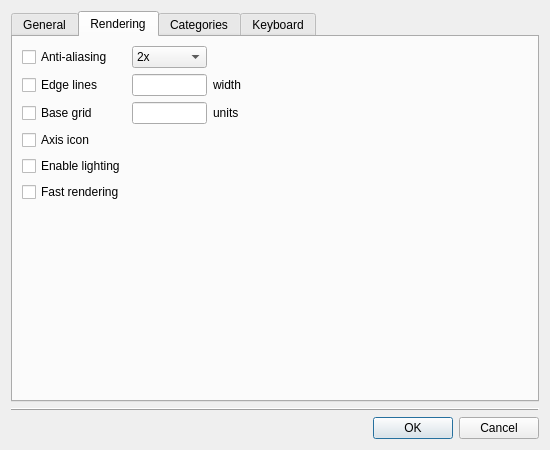
First picture: the form in qt/lc_qpreferencesdialog.ui, repository ldraw-linux/leocad, before the edit.
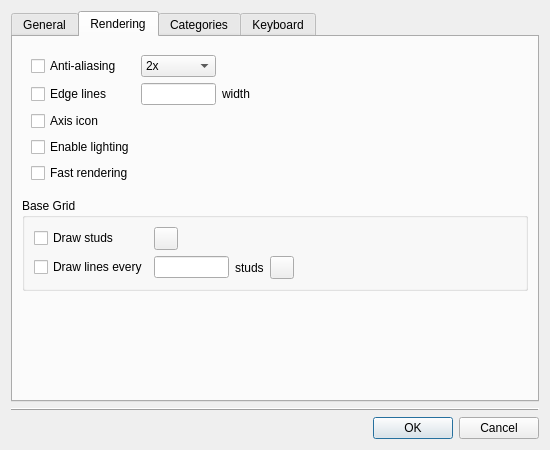
Second picture: the form after the edit. The open tabs and pages were chosen to show the change.

Commit message: Added option to draw studs on the base grid.

```diff
--- a/qt/lc_qpreferencesdialog.ui
+++ b/qt/lc_qpreferencesdialog.ui
@@ -218,11 +218,45 @@
       <attribute name="title">
        <string>Rendering</string>
       </attribute>
+      <layout class="QVBoxLayout" name="verticalLayout_8">
+       <item>
+        <widget class="QWidget" name="widget" native="true">
       <layout class="QGridLayout" name="gridLayout">
+          <item row="4" column="0">
+           <widget class="QCheckBox" name="fastRendering">
+            <property name="text">
+             <string>Fast rendering</string>
+            </property>
+           </widget>
+          </item>
+          <item row="1" column="1">
+           <widget class="QLineEdit" name="lineWidth">
+            <property name="maximumSize">
+             <size>
+              <width>75</width>
+              <height>16777215</height>
+             </size>
+            </property>
+           </widget>
+          </item>
+          <item row="1" column="0">
+           <widget class="QCheckBox" name="edgeLines">
+            <property name="text">
+             <string>Edge lines</string>
+            </property>
+           </widget>
+          </item>
        <item row="2" column="0">
-        <widget class="QCheckBox" name="baseGrid">
+           <widget class="QCheckBox" name="axisIcon">
          <property name="text">
-          <string>Base grid</string>
+             <string>Axis icon</string>
+            </property>
+           </widget>
+          </item>
+          <item row="1" column="2">
+           <widget class="QLabel" name="label_2">
+            <property name="text">
+             <string>width</string>
          </property>
         </widget>
        </item>
@@ -233,50 +267,13 @@
          </property>
         </widget>
        </item>
-       <item row="1" column="0">
-        <widget class="QCheckBox" name="edgeLines">
-         <property name="text">
-          <string>Edge lines</string>
-         </property>
-        </widget>
-       </item>
-       <item row="8" column="0">
-        <spacer name="verticalSpacer">
-         <property name="orientation">
-          <enum>Qt::Vertical</enum>
-         </property>
-         <property name="sizeHint" stdset="0">
-          <size>
-           <width>20</width>
-           <height>40</height>
-          </size>
-         </property>
-        </spacer>
-       </item>
-       <item row="5" column="0">
-        <widget class="QCheckBox" name="fastRendering">
-         <property name="text">
-          <string>Fast rendering</string>
-         </property>
-        </widget>
-       </item>
-       <item row="4" column="0">
+          <item row="3" column="0">
         <widget class="QCheckBox" name="enableLighting">
          <property name="text">
           <string>Enable lighting</string>
          </property>
         </widget>
        </item>
-       <item row="1" column="1">
-        <widget class="QLineEdit" name="lineWidth">
-         <property name="maximumSize">
-          <size>
-           <width>75</width>
-           <height>16777215</height>
-          </size>
-         </property>
-        </widget>
-       </item>
        <item row="0" column="1">
         <widget class="QComboBox" name="antiAliasingSamples">
          <item>
@@ -296,37 +293,6 @@
          </item>
         </widget>
        </item>
-       <item row="3" column="0">
-        <widget class="QCheckBox" name="axisIcon">
-         <property name="text">
-          <string>Axis icon</string>
-         </property>
-        </widget>
-       </item>
-       <item row="2" column="1">
-        <widget class="QLineEdit" name="gridUnits">
-         <property name="maximumSize">
-          <size>
-           <width>75</width>
-           <height>16777215</height>
-          </size>
-         </property>
-        </widget>
-       </item>
-       <item row="2" column="2">
-        <widget class="QLabel" name="label">
-         <property name="text">
-          <string>units</string>
-         </property>
-        </widget>
-       </item>
-       <item row="1" column="2">
-        <widget class="QLabel" name="label_2">
-         <property name="text">
-          <string>width</string>
-         </property>
-        </widget>
-       </item>
        <item row="0" column="3">
         <spacer name="horizontalSpacer_2">
          <property name="orientation">
@@ -342,6 +308,89 @@
        </item>
       </layout>
      </widget>
+       </item>
+       <item>
+        <widget class="QGroupBox" name="groupBox_4">
+         <property name="title">
+          <string>Base Grid</string>
+         </property>
+         <layout class="QGridLayout" name="gridLayout_2">
+          <item row="1" column="3">
+           <widget class="QToolButton" name="gridLineColor">
+            <property name="text">
+             <string/>
+            </property>
+           </widget>
+          </item>
+          <item row="1" column="1">
+           <widget class="QLineEdit" name="gridLineSpacing">
+            <property name="maximumSize">
+             <size>
+              <width>75</width>
+              <height>16777215</height>
+             </size>
+            </property>
+           </widget>
+          </item>
+          <item row="1" column="4">
+           <spacer name="horizontalSpacer_5">
+            <property name="orientation">
+             <enum>Qt::Horizontal</enum>
+            </property>
+            <property name="sizeHint" stdset="0">
+             <size>
+              <width>40</width>
+              <height>20</height>
+             </size>
+            </property>
+           </spacer>
+          </item>
+          <item row="0" column="0">
+           <widget class="QCheckBox" name="gridStuds">
+            <property name="text">
+             <string>Draw studs</string>
+            </property>
+           </widget>
+          </item>
+          <item row="1" column="2">
+           <widget class="QLabel" name="label">
+            <property name="text">
+             <string>studs</string>
+            </property>
+           </widget>
+          </item>
+          <item row="1" column="0">
+           <widget class="QCheckBox" name="gridLines">
+            <property name="text">
+             <string>Draw lines every</string>
+            </property>
+           </widget>
+          </item>
+          <item row="0" column="1">
+           <widget class="QToolButton" name="gridStudColor">
+            <property name="text">
+             <string/>
+            </property>
+           </widget>
+          </item>
+         </layout>
+        </widget>
+       </item>
+       <item>
+        <spacer name="verticalSpacer">
+         <property name="orientation">
+          <enum>Qt::Vertical</enum>
+         </property>
+         <property name="sizeHint" stdset="0">
+          <size>
+           <width>20</width>
+           <height>40</height>
+          </size>
+         </property>
+        </spacer>
+       </item>
+      </layout>
+     </widget>
      <widget class="QWidget" name="tabCategories">
       <attribute name="title">
        <string>Categories</string>
```
Left out of the diff: 7 changed lines with no effect on the pictures. Lines whose indentation alone changed are shown as unchanged. The commit also changes 16 other files.
